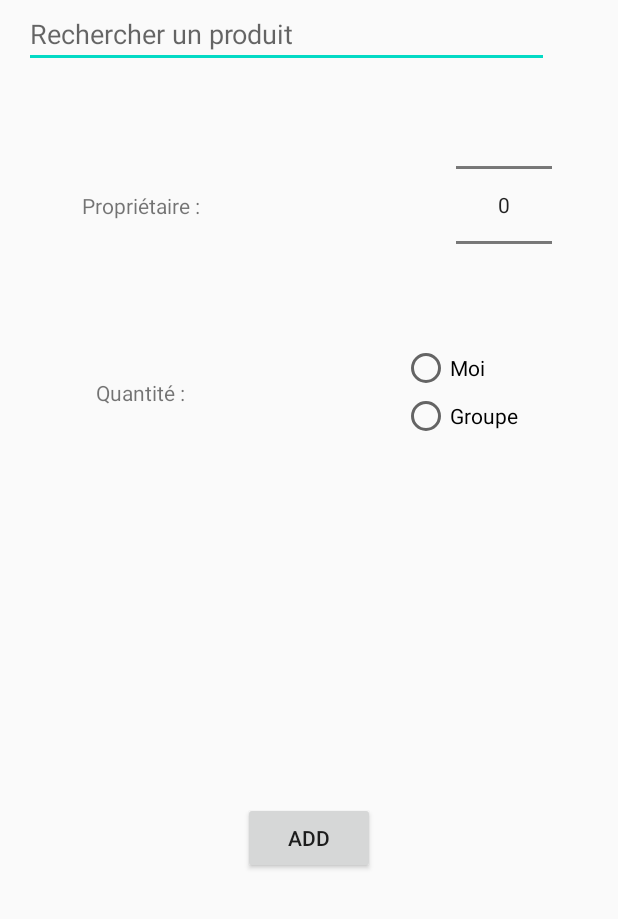
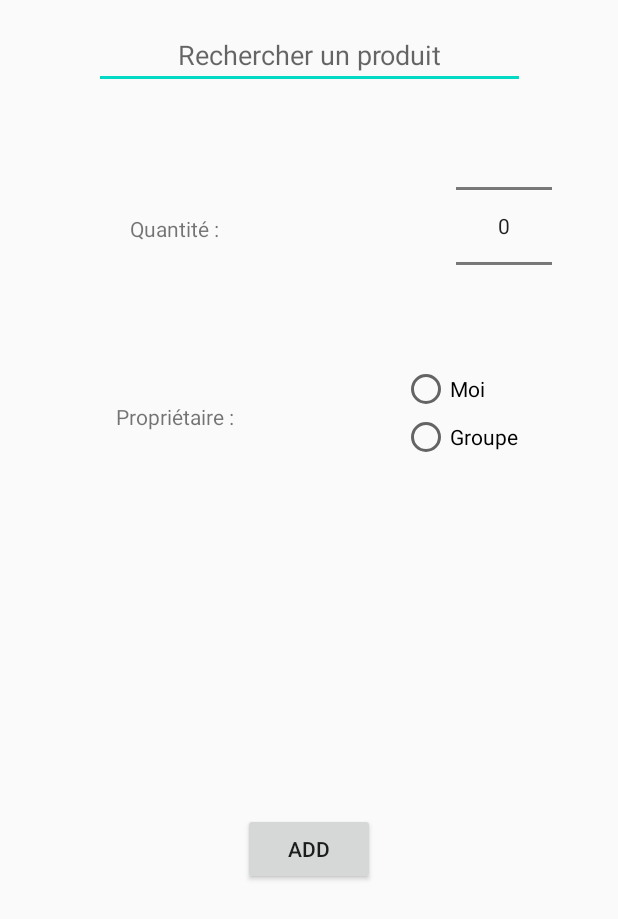
Before and after one commit to make-kots-great-again/mobile, an Android app: the layout add_new_product_popup.xml on its own in the app's theme, with its tools: preview values and no code run, on a phone screen of 412 x 824 dp. Shown: the top 919 px of the screen. Run offline under Robolectric (Android 15) with nearby library versions, the phone set to English and light mode, and no system bars; network calls fail.

Commit message:
Now able to add any existing product into any list. Able to specify if the product is for someone or for the group

```diff
--- a/makekotsgreatagain/app/src/main/res/layout/add_new_product_popup.xml
+++ b/makekotsgreatagain/app/src/main/res/layout/add_new_product_popup.xml
@@ -10,11 +10,12 @@
 
     <AutoCompleteTextView
         android:id="@+id/product_search_bar"
-        android:layout_width="350dp"
-        android:layout_height="wrap_content"
+        android:layout_width="287dp"
+        android:layout_height="43dp"
+        android:layout_marginTop="16dp"
+        android:gravity="center"
         android:hint="Rechercher un produit"
         app:layout_constraintEnd_toEndOf="parent"
-        app:layout_constraintHorizontal_bias="0.262"
         app:layout_constraintStart_toStartOf="parent"
         app:layout_constraintTop_toTopOf="parent" />
 
@@ -22,13 +23,15 @@
         android:id="@+id/text_quantity"
         android:layout_width="100dp"
         android:layout_height="wrap_content"
-        android:layout_marginEnd="88dp"
+        android:layout_marginEnd="140dp"
         android:text="  Quantité :"
         android:textAlignment="center"
-        app:layout_constraintBottom_toBottomOf="@+id/radio_group"
-        app:layout_constraintEnd_toStartOf="@+id/radio_group"
+        app:layout_constraintBottom_toBottomOf="@+id/quantity_nb"
+        app:layout_constraintEnd_toStartOf="@+id/quantity_nb"
+        app:layout_constraintHorizontal_bias="0.984"
         app:layout_constraintStart_toStartOf="parent"
-        app:layout_constraintTop_toTopOf="@+id/radio_group" />
+        app:layout_constraintTop_toTopOf="@+id/quantity_nb"
+        app:layout_constraintVertical_bias="0.509" />
 
     <NumberPicker
         android:id="@+id/quantity_nb"
@@ -44,13 +47,15 @@
         android:id="@+id/text_owner"
         android:layout_width="100dp"
         android:layout_height="wrap_content"
-        android:layout_marginEnd="124dp"
+        android:layout_marginEnd="104dp"
         android:text="  Propriétaire :"
         android:textAlignment="center"
-        app:layout_constraintBottom_toBottomOf="@+id/quantity_nb"
-        app:layout_constraintEnd_toStartOf="@+id/quantity_nb"
+        app:layout_constraintBottom_toBottomOf="@+id/radio_group"
+        app:layout_constraintEnd_toStartOf="@+id/radio_group"
+        app:layout_constraintHorizontal_bias="0.984"
         app:layout_constraintStart_toStartOf="parent"
-        app:layout_constraintTop_toTopOf="@+id/quantity_nb" />
+        app:layout_constraintTop_toTopOf="@+id/radio_group"
+        app:layout_constraintVertical_bias="0.555" />
 
     <RadioGroup
         android:id="@+id/radio_group"
```
Also changed, not shown: makekotsgreatagain/app/src/main/java/com/morgan/make_kots_great_again/Page2.java (+8 -1 lines), makekotsgreatagain/app/src/main/java/com/morgan/make_kots_great_again/addProductPopup.java (+31 -5 lines).
